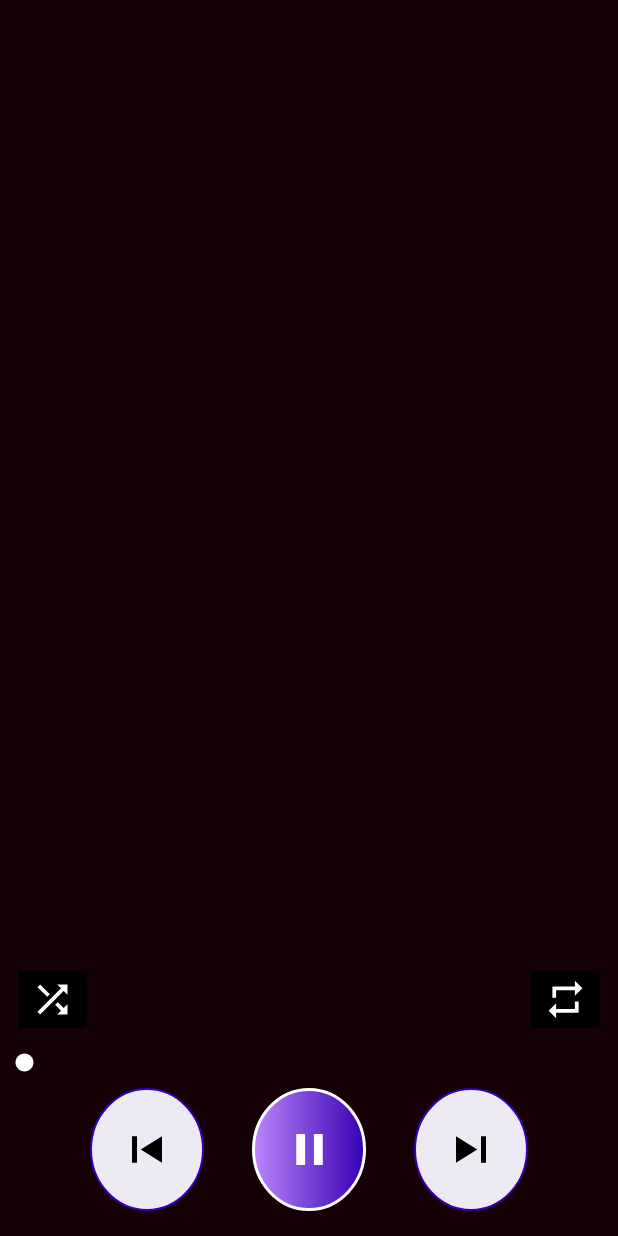
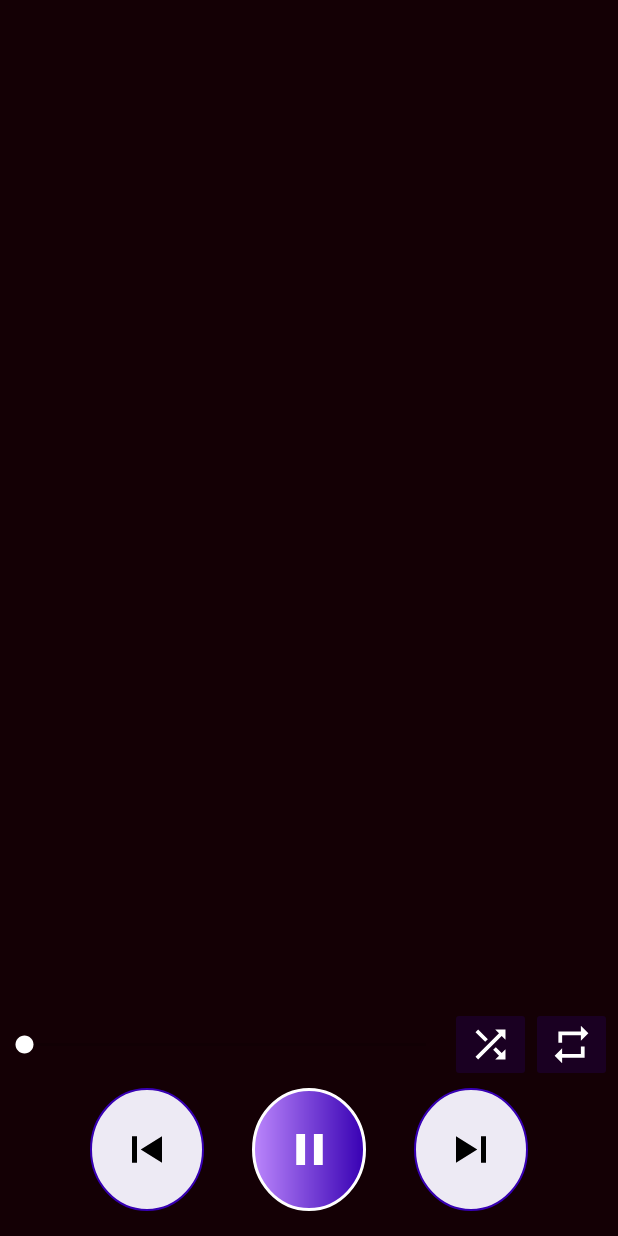
Before and after one commit to 25THELL52/MusicPlayer, an Android app: the screen it shows after launch (MainActivity), after a tap on an icon or button, on a phone screen of 412 x 824 dp. Run offline under Robolectric (Android 15) with nearby library versions, the phone set to English and light mode, and no system bars.

Commit message:
ui modifications

```diff
--- a/app/src/main/res/drawable/baseline_repeat_active_30.xml
+++ b/app/src/main/res/drawable/baseline_repeat_active_30.xml
@@ -1,4 +1,4 @@
-<vector android:height="30dp" android:tint="#6442BB"
+<vector android:height="30dp" android:tint="#8A03EA"
     android:viewportHeight="24" android:viewportWidth="24"
     android:width="30dp" xmlns:android="http://schemas.android.com/apk/res/android">
     <path android:fillColor="@android:color/white" android:pathData="M7,7h10v3l4,-4 -4,-4v3L5,5v6h2L7,7zM17,17L7,17v-3l-4,4 4,4v-3h12v-6h-2v4z"/>
--- a/app/src/main/res/drawable/baseline_shuffle_active_30.xml
+++ b/app/src/main/res/drawable/baseline_shuffle_active_30.xml
@@ -1,4 +1,4 @@
-<vector android:height="30dp" android:tint="#6442BB"
+<vector android:height="30dp" android:tint="#8A03EA"
     android:viewportHeight="24" android:viewportWidth="24"
     android:width="30dp" xmlns:android="http://schemas.android.com/apk/res/android">
     <path android:fillColor="@android:color/white" android:pathData="M10.59,9.17L5.41,4 4,5.41l5.17,5.17 1.42,-1.41zM14.5,4l2.04,2.04L4,18.59 5.41,20 17.96,7.46 20,9.5L20,4h-5.5zM14.83,13.41l-1.41,1.41 3.13,3.13L14.5,20L20,20v-5.5l-2.04,2.04 -3.13,-3.13z"/>
--- a/app/src/main/res/layout/activity_main.xml
+++ b/app/src/main/res/layout/activity_main.xml
@@ -75,25 +75,24 @@
         android:id="@+id/shuffle"
         android:layout_width="wrap_content"
         android:layout_height="wrap_content"
-        android:layout_marginStart="8dp"
-        android:layout_marginLeft="8dp"
-        android:layout_marginBottom="8dp"
-        android:backgroundTint="@color/black"
+        android:layout_marginBottom="4dp"
+        android:backgroundTint="#2A3700B3"
         android:src="@drawable/baseline_shuffle_30"
-        app:layout_constraintBottom_toTopOf="@id/seekbar"
-        app:layout_constraintStart_toStartOf="parent" />
+        app:layout_constraintBottom_toTopOf="@id/guideline"
+        app:layout_constraintEnd_toStartOf="@id/repeat" />
 
     <ImageButton
         android:id="@+id/repeat"
         android:layout_width="wrap_content"
         android:layout_height="wrap_content"
-        android:layout_marginEnd="8dp"
-        android:layout_marginRight="8dp"
-        android:layout_marginBottom="8dp"
+        android:layout_marginEnd="4dp"
+        android:layout_marginRight="4dp"
+        android:layout_marginBottom="4dp"
+        android:backgroundTint="#2A3700B3"
+
         android:src="@drawable/baseline_repeat_30"
-        android:backgroundTint="@color/black"
 
-        app:layout_constraintBottom_toTopOf="@id/seekbar"
+        app:layout_constraintBottom_toTopOf="@id/guideline"
         app:layout_constraintEnd_toEndOf="parent" />
 
     <ListView
@@ -116,11 +115,14 @@
 
     <SeekBar
         android:id="@+id/seekbar"
-        android:layout_width="match_parent"
+        android:layout_width="0dp"
         android:layout_height="wrap_content"
-        android:layout_marginBottom="8dp"
         android:backgroundTint="@color/purple_700"
-        app:layout_constraintBottom_toTopOf="@id/guideline" />
+        app:layout_constraintBottom_toBottomOf="@id/shuffle"
+        app:layout_constraintTop_toTopOf="@id/shuffle"
+        app:layout_constraintEnd_toStartOf="@id/shuffle"
+        app:layout_constraintStart_toStartOf="parent"
+        />
 
     <androidx.constraintlayout.widget.Guideline
         android:id="@+id/guideline"
```
Also changed, not shown: app/src/main/java/com/example/musicplayer/MainActivity.java (+25 -0 lines), app/src/main/java/com/example/musicplayer/MyPlayerService.java (+13 -7 lines), app/src/main/res/color/shuffle_repeat_bg.xml (added, +10 -0 lines).
